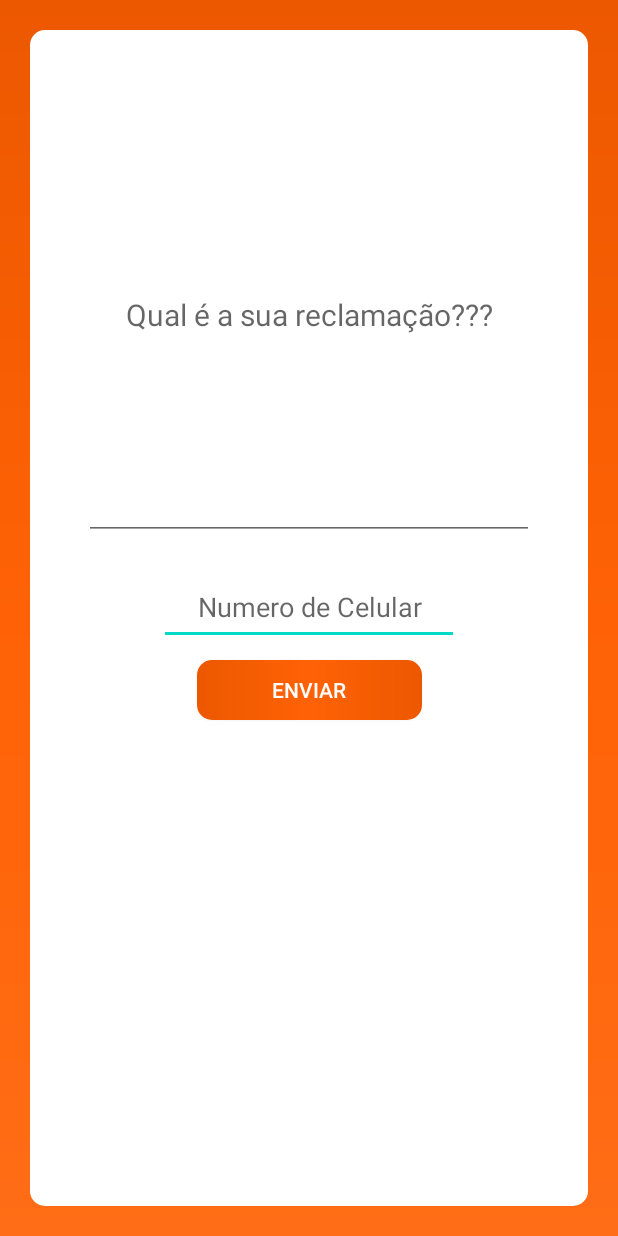
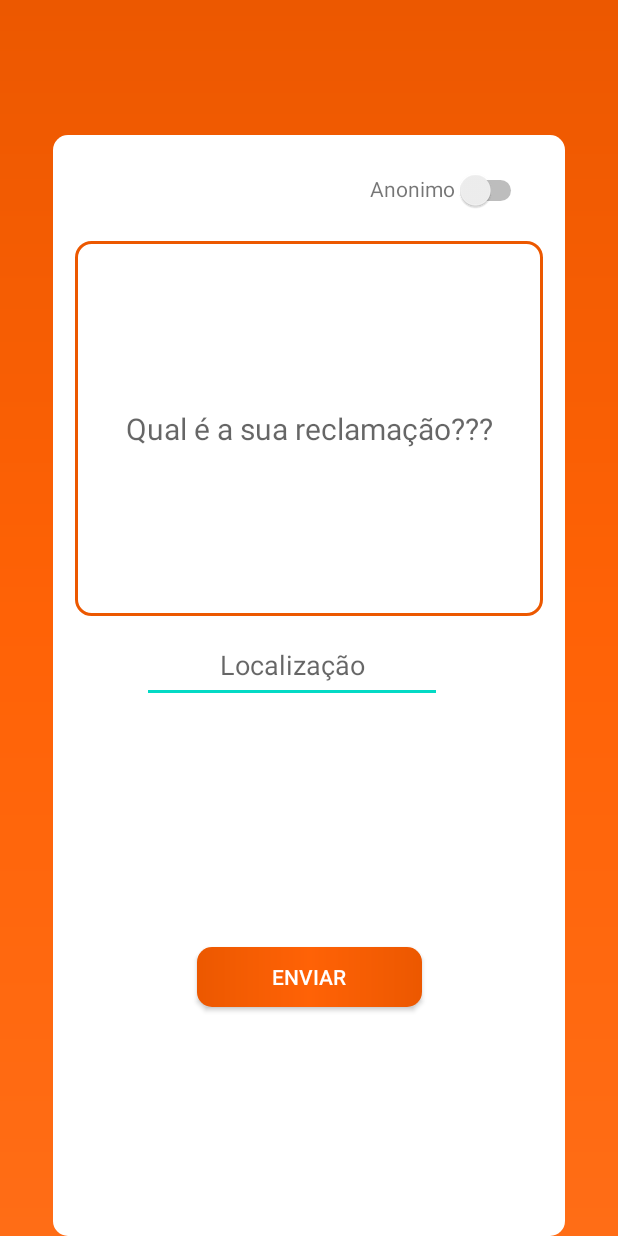
Before and after one commit to HermonYurandaCruz/SafeEnergy, an Android app: the TelaReclamacao screen opened directly, with no data from a screen before it, on a phone screen of 412 x 824 dp. Run offline under Robolectric (Android 15) with nearby library versions, the phone set to English and light mode, and no system bars; our stand-ins replace Firebase (no records; nobody signed in at launch, a user with empty details on screens opened directly).

Commit message:
versao 05/05/2022

```diff
--- a/app/src/main/java/com/codeline/safeenergy/TelaCategorias.java
+++ b/app/src/main/java/com/codeline/safeenergy/TelaCategorias.java
@@ -67,8 +67,8 @@ public class TelaCategorias extends AppCompatActivity {
 
     }
 
-    public void AbrirTelaFaltaDeEnergia(View view){
-        Intent intent=new Intent(TelaCategorias.this,FaltaDeEnergia.class);
+    public void AbrirTelaReclamacao(View view){
+        Intent intent=new Intent(TelaCategorias.this,TelaReclamacao.class);
         startActivity(intent);
 
     }
--- a/app/src/main/java/com/codeline/safeenergy/TelaReclamacao.java
+++ b/app/src/main/java/com/codeline/safeenergy/TelaReclamacao.java
@@ -2,14 +2,84 @@ package com.codeline.safeenergy;
 
 import androidx.appcompat.app.AppCompatActivity;
 
+import android.content.Intent;
+import android.graphics.Color;
 import android.os.Bundle;
+import android.view.View;
+import android.widget.Button;
+import android.widget.CompoundButton;
+import android.widget.EditText;
+import android.widget.Switch;
+import android.widget.TextView;
 
-public class TelaReclamacao extends AppCompatActivity {
+import com.google.android.material.snackbar.Snackbar;
 
+public class TelaReclamacao extends AppCompatActivity implements  CompoundButton.OnCheckedChangeListener {
+private EditText et_reclamacao,et_localizacao;
+Button botao;
+String messagem="Se deseja enviar uma reclamação anonima(sem os seus dados), ative o modo anonimo.";
     @Override
     protected void onCreate(Bundle savedInstanceState) {
         super.onCreate(savedInstanceState);
         setContentView(R.layout.activity_tela_reclamacao);
         getSupportActionBar().hide();
+        Inicializar();
+        Switch swt_anonimo=(Switch) findViewById(R.id.swt_anonimo);
+        swt_anonimo.setOnCheckedChangeListener(this);
+
+        botao.setOnClickListener(new View.OnClickListener() {
+            @Override
+            public void onClick(View view) {
+                String localizacao = et_reclamacao.getText().toString();
+
+                if (localizacao.isEmpty()) {
+                    Snackbar snackbar = Snackbar.make(view, messagem, Snackbar.LENGTH_SHORT);
+                    snackbar.setBackgroundTint(Color.WHITE);
+                    snackbar.setTextColor(Color.BLACK);
+                    snackbar.show();
+                }
+
+            }
+        });
+
+
+
     }
+
+
+
+
+
+    @Override
+    public void onCheckedChanged(CompoundButton compoundButton, boolean isChecked) {
+        if(isChecked){
+            AbrirTelaNovoCadastro();
+
+        }
+
+    }
+    public void Inicializar(){
+        MeuPerfil dadosPerfil=new MeuPerfil();
+
+        TextView et_emailUsuario = dadosPerfil.getTv_email();
+        et_emailUsuario=findViewById(R.id.Tv_emailMeuPerfil);
+        et_localizacao=findViewById(R.id.et_LocalizacaoActual);
+        et_reclamacao=findViewById(R.id.Et_textoDaReclamacao);
+        botao=findViewById(R.id.botaoReclamacao);
+
+    }
+
+        private void AbrirTelaNovoCadastro(){
+            Intent intent=new Intent(TelaReclamacao.this,TelaCategorias.class);
+            startActivity(intent);
+            finish();
+
+        }
+        public void DadosReclamacao(){
+
+        String localizacao=et_localizacao.getText().toString();
+        String textoReclamacao=et_reclamacao.getText().toString();
+       // String email=et_emailUsuario.getText().toString();
+        }
+
 }
--- a/app/src/main/res/layout/activity_meu_perfil.xml
+++ b/app/src/main/res/layout/activity_meu_perfil.xml
@@ -175,6 +175,7 @@
         android:layout_marginTop="40dp"
         android:layout_marginEnd="20dp"
         app:layout_constraintEnd_toEndOf="parent"
+        app:layout_constraintBottom_toBottomOf="parent"
         />
 
 
--- a/app/src/main/res/layout/activity_tela_reclamacao.xml
+++ b/app/src/main/res/layout/activity_tela_reclamacao.xml
@@ -9,42 +9,55 @@
 
 
 
+
+
     <View
         android:id="@+id/V_Box"
         android:layout_width="match_parent"
         android:layout_height="match_parent"
-        android:layout_margin="20dp"
+        android:layout_marginStart="35dp"
+        android:layout_marginEnd="35dp"
+        android:layout_marginTop="90dp"
+        android:layout_marginBottom="0dp"
         style="@style/ConteinerNovoCadastro"
         app:layout_constraintBottom_toBottomOf="parent"
-        android:layout_marginTop="90dp"
+
         />
 
+
     <EditText
-        android:id="@+id/et_numeroCelularReclamacao"
+        android:id="@+id/et_LocalizacaoActual"
         android:layout_width="200dp"
         android:layout_height="50dp"
+        android:layout_marginTop="8dp"
+        android:gravity="center"
+        android:hint="Localização"
+        android:inputType="number"
+        app:layout_constraintEnd_toEndOf="parent"
+        app:layout_constraintHorizontal_bias="0.445"
+
+        app:layout_constraintStart_toStartOf="parent"
+        app:layout_constraintTop_toBottomOf="@id/Et_textoDaReclamacao" />
+
+    <EditText
+        android:layout_width="match_parent"
+        android:layout_height="250dp"
+        style="@style/TextBox"
+        android:id="@+id/Et_textoDaReclamacao"
         app:layout_constraintStart_toStartOf="parent"
         app:layout_constraintEnd_toEndOf="parent"
-        app:layout_constraintTop_toBottomOf="@id/Et_textoDaReclamacao"
-        android:layout_marginTop="20dp"
-        android:inputType="number"
-        android:hint="Numero de Celular"
-        android:gravity="center"/>
+        app:layout_constraintTop_toBottomOf="@id/swt_anonimo"
+        android:layout_marginStart="50dp"
+        android:layout_marginEnd="50dp"
 
-    <EditText
-        android:id="@+id/Et_textoDaReclamacao"
-        android:layout_width="300dp"
-        android:layout_height="300dp"
-        app:layout_constraintStart_toStartOf="parent"
-        app:layout_constraintEnd_toEndOf="parent"
-        app:layout_constraintTop_toTopOf="@id/V_Box"
-        android:layout_marginTop="40dp"
+
         android:hint="Qual é a sua reclamação???"
         android:gravity="center"
         android:textSize="20sp"
         />
 
     <androidx.appcompat.widget.AppCompatButton
+        android:id="@+id/botaoReclamacao"
         style="@style/Botao2"
         android:layout_width="150dp"
         android:layout_height="40dp"
@@ -53,10 +66,30 @@
         app:layout_constraintEnd_toEndOf="parent"
         app:layout_constraintStart_toStartOf="parent"
         tools:layout_editor_absoluteY="510dp"
-        app:layout_constraintTop_toBottomOf="@id/et_numeroCelularReclamacao"/>
+        app:layout_constraintTop_toBottomOf="@id/et_LocalizacaoActual"
+        app:layout_constraintBottom_toBottomOf="@id/V_Box"
+        />
+
+    <Switch
+        android:id="@+id/swt_anonimo"
+        android:layout_width="wrap_content"
+        android:layout_height="wrap_content"
+        app:layout_constraintEnd_toEndOf="@id/V_Box"
+        app:layout_constraintTop_toTopOf="@id/V_Box"
+        android:layout_marginTop="23dp"
+        android:layout_marginEnd="25dp"
+        />
 
 
-
+    <TextView
+        android:layout_width="wrap_content"
+        android:layout_height="30dp"
+        android:text="Anonimo"
+        app:layout_constraintEnd_toEndOf="@id/V_Box"
+        app:layout_constraintTop_toTopOf="@id/V_Box"
+        app:layout_constraintEnd_toStartOf="@id/swt_anonimo"
+        android:layout_marginTop="26dp"
+        />
 
 
 
--- a/app/src/main/res/values-night/themes.xml
+++ b/app/src/main/res/values-night/themes.xml
@@ -3,7 +3,7 @@
     <style name="Theme.SafeEnergy" parent="Theme.MaterialComponents.DayNight.DarkActionBar">
         <!-- Primary brand color. -->
         <item name="colorPrimary">@color/purple_200</item>
-        <item name="colorPrimaryVariant">@color/purple_700</item>
+        <item name="colorPrimaryVariant">@color/LaranjaEscuro</item>
         <item name="colorOnPrimary">@color/black</item>
         <!-- Secondary brand color. -->
         <item name="colorSecondary">@color/teal_200</item>
--- a/app/src/main/res/values/themes.xml
+++ b/app/src/main/res/values/themes.xml
@@ -2,7 +2,7 @@
     <!-- Base application theme. -->
     <style name="Theme.SafeEnergy" parent="Theme.MaterialComponents.DayNight.DarkActionBar">
         <!-- Primary brand color. -->
-        <item name="colorPrimary">@color/purple_500</item>
+        <item name="colorPrimary">@color/LaranjaEscuro</item>
         <item name="colorPrimaryVariant">@color/LaranjaEscuro</item>
         <item name="colorOnPrimary">@color/white</item>
         <!-- Secondary brand color. -->
```
Also changed, not shown: app/src/main/java/com/codeline/safeenergy/MainActivity.java (+6 -1 lines), app/src/main/java/com/codeline/safeenergy/MeuPerfil.java (+51 -0 lines), app/src/main/java/com/codeline/safeenergy/Tela_Inicio.java (+0 -8 lines), app/src/main/res/layout/activity_main.xml (+13 -22 lines), app/src/main/res/layout/activity_tela_categorias.xml (+19 -31 lines), app/src/main/res/layout/activity_tela_inicio.xml (+5 -21 lines), app/src/main/res/drawable/anonimo.png (added), app/src/main/res/drawable/logo.png (added).
